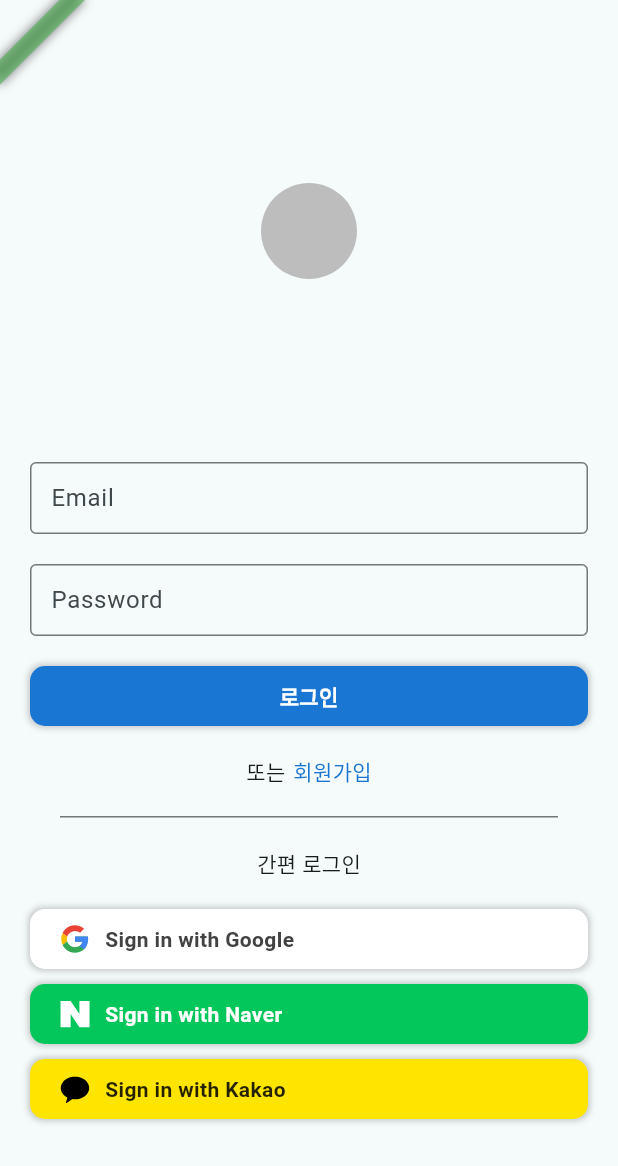
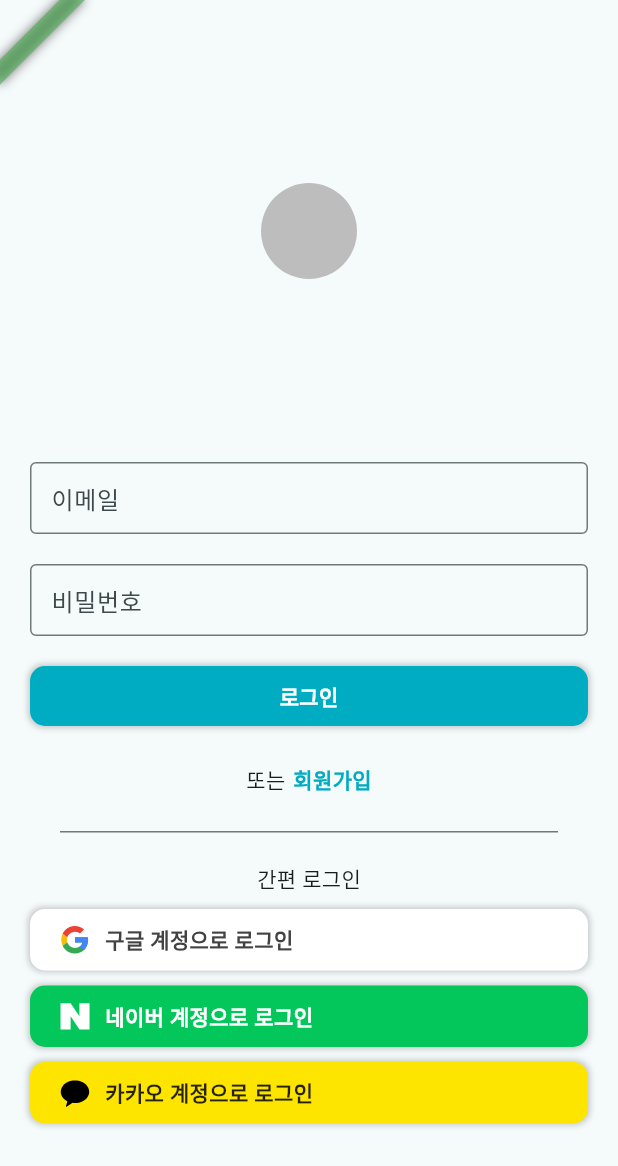
Before and after one commit to kyeongjeong/child_goods_store_flutter, a Flutter app: the screen it shows after launch, on a phone screen of 412 x 824 dp. Shown: the top 1166 px of the screen. Run offline on Flutter 3.47's test engine with Material 3 defaults, Android fonts, the phone set to English and light mode, and no system bars; our stand-ins replace bloc, dio, equatable, firebase_core, flutter_bloc, flutter_secure_storage and 3 more; missing offline and left inert: flutter_naver_login, kakao_flutter_sdk_user; accounts and stored records are empty; generated files the repository leaves out were written again.

Commit message:
Feat: "Implement layout of /signup, /phone_verify page"

```diff
--- a/lib/app_router.dart
+++ b/lib/app_router.dart
@@ -1,7 +1,10 @@
 import 'package:child_goods_store_flutter/blocs/auth/auth_bloc_singleton.dart';
+import 'package:child_goods_store_flutter/constants/sizes.dart';
 import 'package:child_goods_store_flutter/flavors.dart';
 import 'package:child_goods_store_flutter/pages/my_home_page.dart';
+import 'package:child_goods_store_flutter/pages/phone_verify/phone_verify_page.dart';
 import 'package:child_goods_store_flutter/pages/signin/signin_page.dart';
+import 'package:child_goods_store_flutter/pages/signup/signup_page.dart';
 import 'package:child_goods_store_flutter/repositories/auth_repository.dart';
 import 'package:flutter/material.dart';
 import 'package:flutter_bloc/flutter_bloc.dart';
@@ -36,6 +39,14 @@ class _AppRouterState extends State<AppRouter> {
           builder: (context, state) => const SigninPage(),
         ),
         GoRoute(
+          path: '/signup',
+          builder: (context, state) => const SignupPage(),
+        ),
+        GoRoute(
+          path: '/phone_verify',
+          builder: (context, state) => const PhoneVerifyPage(),
+        ),
+        GoRoute(
           path: '/home',
           builder: (context, state) => const MyHomePage(),
         ),
@@ -51,6 +62,15 @@ class _AppRouterState extends State<AppRouter> {
       title: F.title,
       theme: ThemeData(
         colorScheme: ColorScheme.fromSeed(seedColor: Colors.white),
+        primaryColor: Colors.cyan.shade600,
+        splashColor: Colors.cyan.shade700,
+        appBarTheme: const AppBarTheme(
+          titleTextStyle: TextStyle(
+            fontSize: Sizes.size16,
+            fontWeight: FontWeight.w700,
+            color: Colors.black87,
+          ),
+        ),
         useMaterial3: true,
       ),
       localizationsDelegates: const [
--- a/lib/enums/auth_method.dart
+++ b/lib/enums/auth_method.dart
@@ -1,9 +1,13 @@
 enum EAuthMethod {
-  google('Google'),
-  naver('Naver'),
-  kakao('Kakao');
+  google('Google', '구글'),
+  naver('Naver', '네이버'),
+  kakao('Kakao', '카카오');
 
   final String key;
+  final String ko;
 
-  const EAuthMethod(this.key);
+  const EAuthMethod(
+    this.key,
+    this.ko,
+  );
 }
--- a/lib/pages/signin/signin_page.dart
+++ b/lib/pages/signin/signin_page.dart
@@ -16,6 +16,8 @@ import 'package:flutter/material.dart';
 import 'package:flutter_bloc/flutter_bloc.dart';
 import 'dart:math' as math;
 
+import 'package:go_router/go_router.dart';
+
 class SigninPage extends StatelessWidget {
   const SigninPage({super.key});
 
@@ -29,6 +31,10 @@ class SigninPage extends StatelessWidget {
 
   void _onTapKakao() {
     AuthBlocSingleton.bloc.add(AuthKakaoSignin());
+  }
+
+  void _onTapSignup(BuildContext context) {
+    context.push('/signup');
   }
 
   @override
@@ -71,11 +77,18 @@ class SigninPage extends StatelessWidget {
                       Row(
                         mainAxisAlignment: MainAxisAlignment.center,
                         children: [
+                          Gaps.h5,
                           const AppFont('또는'),
-                          Gaps.h5,
-                          AppFont(
-                            '회원가입',
-                            color: Theme.of(context).primaryColorDark,
+                          GestureDetector(
+                            onTap: () => _onTapSignup(context),
+                            child: Padding(
+                              padding: const EdgeInsets.all(Sizes.size5),
+                              child: AppFont(
+                                '회원가입',
+                                color: Theme.of(context).primaryColor,
+                                fontWeight: FontWeight.w700,
+                              ),
+                            ),
                           ),
                         ],
                       ),
@@ -83,7 +96,7 @@ class SigninPage extends StatelessWidget {
                         margin: EdgeInsets.all(Sizes.size20),
                       ),
                       const AppFont('간편 로그인'),
-                      Gaps.v20,
+                      Gaps.v10,
                       OauthButton(
                         method: EAuthMethod.google,
                         onTap: _onTapGoogle,
--- a/lib/pages/signin/widgets/login_form.dart
+++ b/lib/pages/signin/widgets/login_form.dart
@@ -40,21 +40,20 @@ class _LoginFormState extends State<LoginForm> {
       children: [
         AppTextFormField(
           controller: _emailController,
-          hintText: 'Email',
+          hintText: '이메일',
           keyboardType: TextInputType.emailAddress,
           hasNext: true,
         ),
         Gaps.v20,
         AppTextFormField(
           controller: _pwController,
-          hintText: 'Password',
+          hintText: '비밀번호',
           obscureText: true,
           onFieldSubmitted: (_) => _onTapLogin(),
         ),
         Gaps.v20,
         AppInkButton(
           onTap: _onTapLogin,
-          color: Theme.of(context).primaryColorDark,
           child: const SizedBox(
             width: double.infinity,
             child: Center(
--- a/lib/pages/signin/widgets/oauth_button.dart
+++ b/lib/pages/signin/widgets/oauth_button.dart
@@ -71,7 +71,7 @@ class OauthButton extends StatelessWidget {
           ),
           Gaps.h10,
           AppFont(
-            'Sign in with ${method.key}',
+            '${method.ko} 계정으로 로그인',
             color: _fontColor(),
             fontWeight: FontWeight.w700,
           ),
--- a/lib/widgets/app_ink_button.dart
+++ b/lib/widgets/app_ink_button.dart
@@ -20,7 +20,7 @@ class AppInkButton extends StatelessWidget {
     return InkWell(
       onTap: onTap,
       highlightColor: Colors.transparent,
-      splashColor: Theme.of(context).primaryColor.withOpacity(0.1),
+      splashColor: Theme.of(context).splashColor,
       borderRadius: BorderRadius.circular(borderRadSize),
       child: Ink(
         padding: const EdgeInsets.symmetric(
@@ -28,7 +28,7 @@ class AppInkButton extends StatelessWidget {
           horizontal: Sizes.size20,
         ),
         decoration: BoxDecoration(
-          color: color,
+          color: color ?? Theme.of(context).primaryColor,
           borderRadius: BorderRadius.circular(borderRadSize),
           boxShadow: [
             BoxShadow(
--- a/lib/widgets/app_text_form_field.dart
+++ b/lib/widgets/app_text_form_field.dart
@@ -67,7 +67,7 @@ class _AppTextFormFieldState extends State<AppTextFormField> {
       decoration: InputDecoration(
         border: OutlineInputBorder(
           borderSide: BorderSide(
-            color: Theme.of(context).primaryColorDark,
+            color: Theme.of(context).primaryColor,
           ),
         ),
         contentPadding: const EdgeInsets.symmetric(
```
Also changed, not shown: lib/pages/phone_verify/phone_verify_page.dart (added, +85 -0 lines), lib/pages/signup/signup_page.dart (added, +131 -0 lines).
